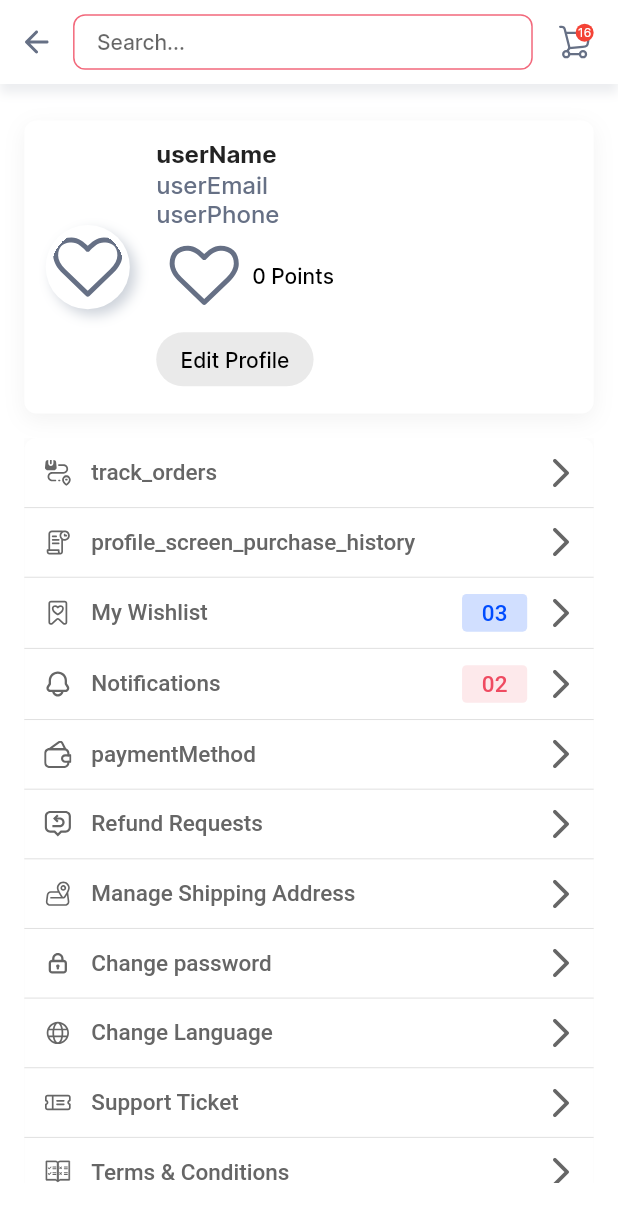
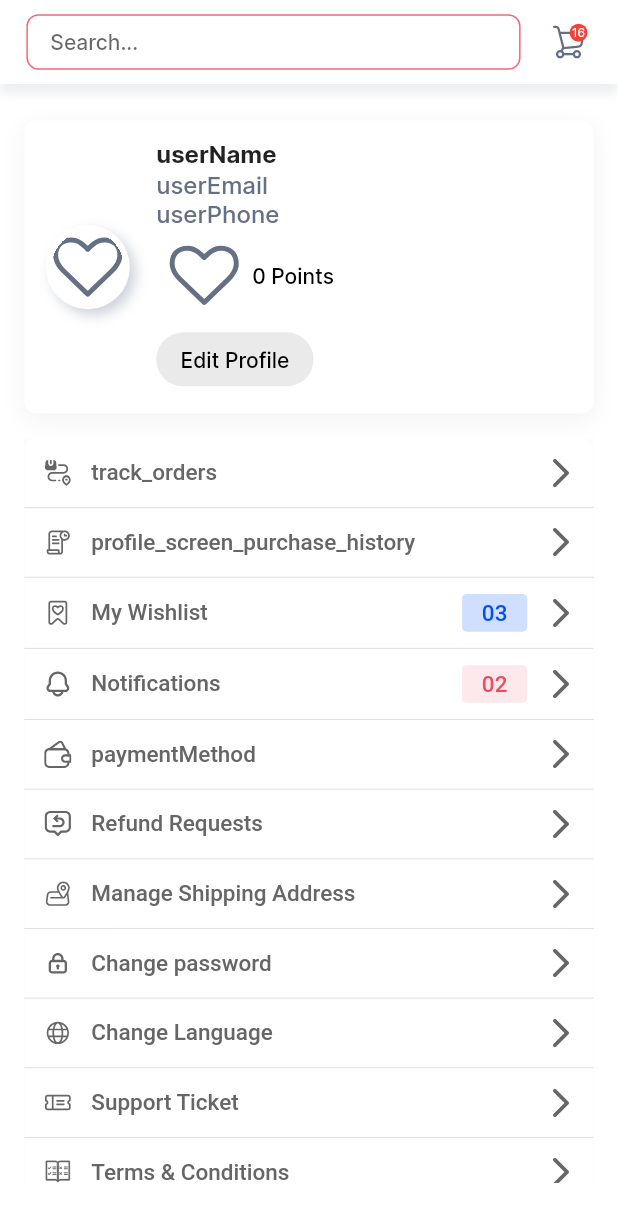
Before and after one commit to KayesAshfaQ/getx_ultimate_template, a Flutter app: the ProfileView screen opened by its route, on a phone screen of 412 x 824 dp. Shown: the top 1222 px of the screen. Run offline on Flutter 3.47's test engine with Material 3 defaults, Android fonts, the phone set to English and light mode, and no system bars; drawn by our look-alikes of flutter_easyloading; our stand-ins replace awesome_notifications, cached_network_image, connectivity_plus, convex_bottom_bar, dio, firebase_core and 8 more; accounts and stored records are empty; Roboto replaces fonts that are missing (imedium); project files that could hold a hidden picture were left out.

Commit message:
feat: new customizable property added on CommonAppBar & RippleView. refactor: splashMaker renamed as RippleView. etc.

```diff
--- a/lib/app/core/common_widgets/app_image_view.dart
+++ b/lib/app/core/common_widgets/app_image_view.dart
@@ -76,17 +76,7 @@ class AppImageView extends StatelessWidget {
   @override
   Widget build(BuildContext context) {
     if (path.isEmpty) {
-      return Container(
-        height: height,
-        width: width ?? height,
-        decoration: BoxDecoration(
-          shape: isImageCircular ? BoxShape.circle : BoxShape.rectangle,
-          image: DecorationImage(
-            image: AssetImage(errorImage),
-            fit: BoxFit.cover,
-          ),
-        ),
-      );
+      return _imageWidget(AssetImage(errorImage));
     } else if (path.startsWith('http') || path.startsWith('https')) {
       return CachedNetworkImage(
         imageUrl: path,
--- a/lib/app/core/common_widgets/common_appbar.dart
+++ b/lib/app/core/common_widgets/common_appbar.dart
@@ -1,21 +1,28 @@
 import 'package:flutter/material.dart';
 import 'package:flutter_screenutil/flutter_screenutil.dart';
-import 'package:sl_v4/app/core/common_widgets/app_image_view.dart';
-import 'package:sl_v4/app/core/config/app_colors.dart';
-import 'package:sl_v4/app/gen/assets.gen.dart';
 
+import '../../gen/assets.gen.dart';
 import '../../gen/fonts.gen.dart';
+import '../config/app_colors.dart';
+import 'app_image_view.dart';
+import 'ripple_view.dart';
 
 class CommonAppBar extends StatelessWidget implements PreferredSizeWidget {
   final int cartItemCount;
   final bool showElevation;
   final Color? backgroundColor;
+  final bool showBackButton;
+  final VoidCallback? onBackButtonPressed;
+  final VoidCallback? onCartPressed;
 
   const CommonAppBar({
     super.key,
     this.cartItemCount = 0,
     this.showElevation = true,
+    this.showBackButton = true,
     this.backgroundColor = AppColors.white,
+    this.onBackButtonPressed,
+    this.onCartPressed,
   });
 
   @override
@@ -52,14 +59,25 @@ class CommonAppBar extends StatelessWidget implements PreferredSizeWidget {
       ),
       child: Row(children: [
         // ---------------- Back Button ----------------
-        Container(
-          padding: REdgeInsets.symmetric(horizontal: 16),
+        showBackButton
+            ? Container(
+                margin: REdgeInsets.symmetric(horizontal: 8),
                 alignment: Alignment.centerLeft,
+                decoration: const BoxDecoration(
+                  shape: BoxShape.circle,
+                ),
+                child: RippleView(
+                  onTap: onBackButtonPressed ?? () => Navigator.of(context).pop(),
+                  isCircular: true,
+                  padding: 8,
                   child: AppImageView(
                     Assets.iconsBack.path,
                     height: 16.h,
+                    isImageCircular: true,
                   ),
                 ),
+              )
+            : SizedBox(width: 16.w),
 
         // ---------------- Search Field ----------------
         Expanded(
@@ -89,7 +107,13 @@ class CommonAppBar extends StatelessWidget implements PreferredSizeWidget {
         // ---------------- Cart Action ----------------
         Container(
           alignment: Alignment.centerRight,
-          padding: REdgeInsets.symmetric(horizontal: 16),
+          padding: REdgeInsets.symmetric(horizontal: 12),
+          child: RippleView(
+            onTap: onCartPressed ??
+                () {
+                  // TODO: Navigate to cart screen
+                },
+            isCircular: true,
             child: Stack(
               children: <Widget>[
                 AppImageView(
@@ -122,6 +146,7 @@ class CommonAppBar extends StatelessWidget implements PreferredSizeWidget {
               ],
             ),
           ),
+        ),
       ]),
     );
   }
--- /dev/null
+++ b/lib/app/core/common_widgets/ripple_view.dart
@@ -0,0 +1,51 @@
+import 'package:flutter/material.dart';
+import 'package:flutter_screenutil/flutter_screenutil.dart';
+
+import '../config/app_colors.dart';
+
+class RippleView extends StatelessWidget {
+  final Widget child;
+  final double elevation;
+  final double padding;
+  final bool isCircular;
+
+  /// child background color
+  final Color color;
+  final VoidCallback? onTap;
+
+  const RippleView({
+    super.key,
+    required this.child,
+    this.padding = 8,
+    this.elevation = 0,
+    this.isCircular = false,
+    this.color = AppColors.white,
+    this.onTap,
+  });
+
+  @override
+  Widget build(BuildContext context) {
+    final widget = Material(
+      elevation: elevation,
+      color: color,
+      borderRadius: BorderRadius.circular(4.r),
+      child: InkWell(
+        onTap: onTap,
+        splashColor: AppColors.primary.withOpacity(0.25),
+        highlightColor: AppColors.primary.withOpacity(0.1),
+        borderRadius: BorderRadius.circular(4.r),
+        child: Container(
+          padding: REdgeInsets.all(padding),
+          child: child,
+        ),
+      ),
+    );
+
+    return isCircular
+        ? ClipRRect(
+            borderRadius: BorderRadius.circular(50.r),
+            child: widget,
+          )
+        : widget;
+  }
+}
--- a/lib/app/gen/assets.gen.dart
+++ b/lib/app/gen/assets.gen.dart
@@ -839,6 +839,9 @@ class Assets {
   /// File path: assets/icons/user.svg
   static const SvgGenImage iconsUser = SvgGenImage('assets/icons/user.svg');
 
+  /// File path: assets/images/pp.jpeg
+  static const AssetGenImage imagesPp = AssetGenImage('assets/images/pp.jpeg');
+
   /// List of all assets
   static List<dynamic> get values => [
         flagsAd,
@@ -1115,7 +1118,8 @@ class Assets {
         iconsSupportTicket,
         iconsTermsConditions,
         iconsTrackOrdersIcon,
-        iconsUser
+        iconsUser,
+        imagesPp
       ];
 }
 
--- a/lib/app/modules/profile/views/profile_view.dart
+++ b/lib/app/modules/profile/views/profile_view.dart
@@ -22,6 +22,7 @@ class ProfileView extends GetView<ProfileController> {
     return AppScaffold(
       appBar: const CommonAppBar(
         cartItemCount: 16,
+        showBackButton: false,
       ),
       body: Padding(
         padding: REdgeInsets.only(bottom: 35, top: 24, right: 16, left: 16),
```
Also changed, not shown: assets/images/pp.jpeg (added). Lines whose indentation alone changed are shown as unchanged.
